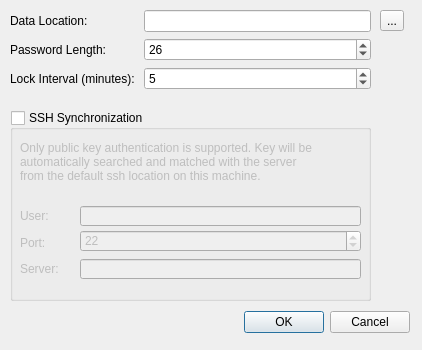
Before: the Qt Designer form Wilhelmina/Preferences.ui in nrosvall/Wilhelmina, drawn with Qt 5.
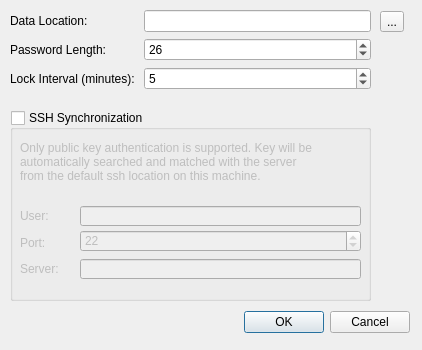
After: the same form once the commit is applied.

Commit message: Allow 1 minute idle in auto encrypt

```diff
--- a/Wilhelmina/Preferences.ui
+++ b/Wilhelmina/Preferences.ui
@@ -130,7 +130,7 @@
      <x>380</x>
      <y>10</y>
      <width>31</width>
-     <height>41</height>
+     <height>43</height>
     </rect>
    </property>
    <layout class="QVBoxLayout" name="verticalLayout">
```
Left out of the diff: 2 changed lines with no effect on the pictures.
